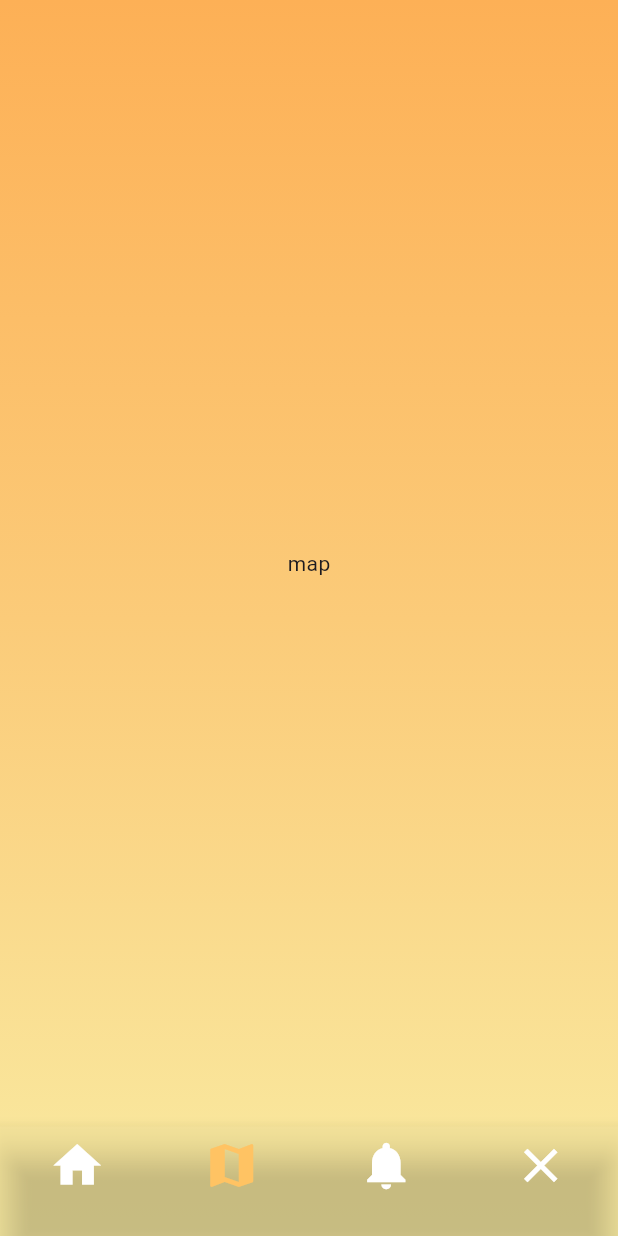
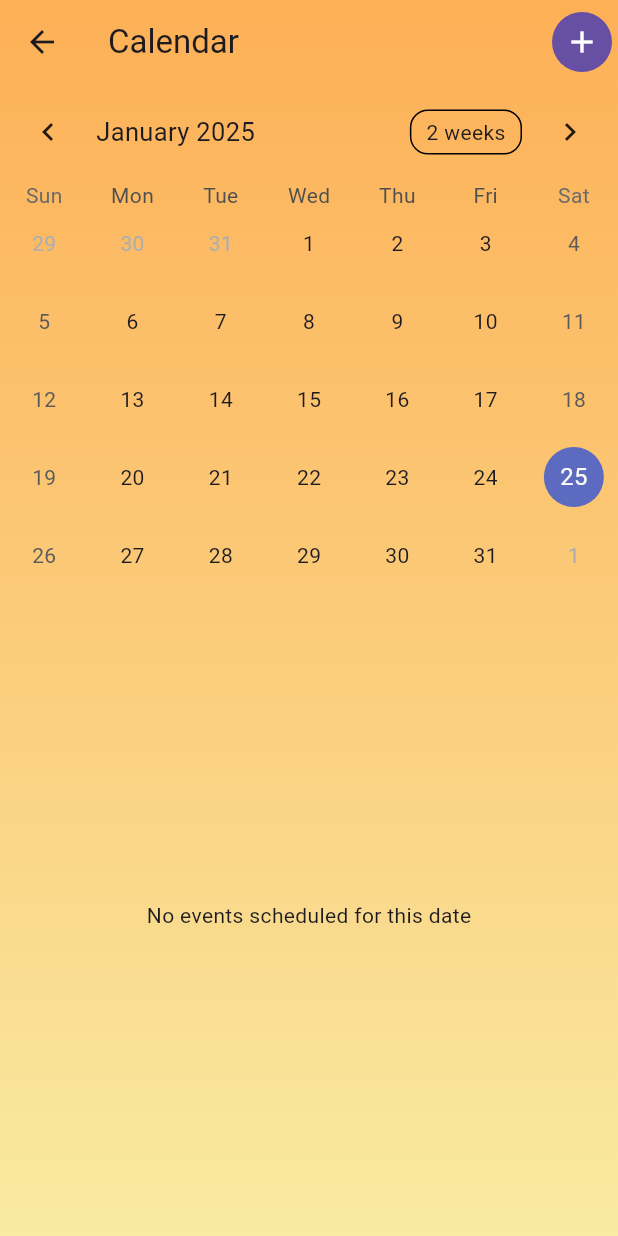
Before and after one commit to ammitrevska/PetPalHealth, a Flutter app: the HomeScreen screen opened by its route, item 2 of the bottom bar chosen, on a phone screen of 412 x 824 dp. Run offline on Flutter 3.47's test engine with Material 3 defaults, Android fonts, the phone set to English and light mode, and no system bars; drawn by our look-alikes of table_calendar; our stand-ins replace image_picker.

Commit message:
calendar screen

```diff
--- a/lib/constants.dart
+++ b/lib/constants.dart
@@ -1,5 +1,6 @@
 import 'package:flutter/material.dart';
 import 'package:petpal_health/screens/add_pet_screen.dart';
+import 'package:petpal_health/screens/calendar_screen.dart';
 import 'package:petpal_health/screens/login_screen.dart';
 import 'package:petpal_health/screens/map_screen.dart';
 import 'package:petpal_health/screens/notifications_screen.dart';
@@ -18,4 +19,5 @@
   static String mapScreen = '$MapScreen';
   static String notificationsScreen = '$NotificationsScreen';
   static String tipsScreen = '$TipsScreen';
+  static String calendarScreen = '$CalendarScreen';
 }
--- a/lib/main.dart
+++ b/lib/main.dart
@@ -3,6 +3,7 @@
 import 'package:petpal_health/provider/pet_provider.dart';
 import 'package:petpal_health/provider/task_provider.dart';
 import 'package:petpal_health/screens/add_pet_screen.dart';
+import 'package:petpal_health/screens/calendar_screen.dart';
 import 'package:petpal_health/screens/login_screen.dart';
 import 'package:petpal_health/screens/map_screen.dart';
 import 'package:petpal_health/screens/notifications_screen.dart';
@@ -39,6 +40,7 @@
           Pages.signupScreen: (context) => const SignUpScreen(),
           Pages.setUpScreen: (context) => const HomeScreen(),
           Pages.addPetScreen: (context) => const AddPetScreen(),
+          Pages.calendarScreen: (context) => const CalendarScreen(),
           Pages.notificationsScreen: (context) => const NotificationsScreen(),
           Pages.mapScreen: (context) => const MapScreen(),
           Pages.tipsScreen: (context) => const TipsScreen(),
--- /dev/null
+++ b/lib/models/event.dart
@@ -0,0 +1,15 @@
+import 'package:flutter/material.dart';
+
+class Event {
+  final String title;
+  final DateTime date;
+  final TimeOfDay time;
+  final String description;
+
+  Event({
+    required this.title,
+    required this.date,
+    required this.time,
+    required this.description,
+  });
+}
--- /dev/null
+++ b/lib/screens/calendar_screen.dart
@@ -0,0 +1,82 @@
+import 'package:flutter/material.dart';
+import 'package:petpal_health/models/event.dart';
+import 'package:petpal_health/widgets/add_event_bottomSheet.dart';
+import 'package:petpal_health/widgets/gradient_background.dart';
+import 'package:table_calendar/table_calendar.dart';
+
+class CalendarScreen extends StatefulWidget {
+  const CalendarScreen({super.key});
+
+  @override
+  State<CalendarScreen> createState() => _CalendarScreenState();
+}
+
+class _CalendarScreenState extends State<CalendarScreen> {
+  DateTime _selectedDate = DateTime.now();
+  final List<Event> _events = [];
+
+  @override
+  Widget build(BuildContext context) {
+    final filteredEvents =
+        _events.where((event) => isSameDay(event.date, _selectedDate)).toList();
+    return GradientBackground(
+      child: Scaffold(
+        appBar: AppBar(
+          title: const Text('Calendar'),
+          actions: [
+            IconButton.filled(
+              onPressed: () {
+                showModalBottomSheet(
+                  context: context,
+                  builder: (context) {
+                    return AddEventBottomsheet();
+                  },
+                );
+              },
+              icon: const Icon(
+                Icons.add,
+                color: Colors.white,
+              ),
+            ),
+          ],
+        ),
+        body: Column(
+          children: [
+            TableCalendar(
+              focusedDay: _selectedDate,
+              firstDay: DateTime.utc(2010),
+              lastDay: DateTime.utc(2030),
+              calendarFormat: CalendarFormat.month,
+              selectedDayPredicate: (day) => isSameDay(day, _selectedDate),
+              onDaySelected: (selectedDay, focusedDay) {
+                setState(() {
+                  _selectedDate = selectedDay;
+                });
+              },
+            ),
+            Expanded(
+              child: filteredEvents.isEmpty
+                  ? const Center(
+                      child: Text('No events scheduled for this date'),
+                    )
+                  : ListView.builder(
+                      itemCount: filteredEvents.length,
+                      itemBuilder: (context, index) {
+                        final event = filteredEvents[index];
+                        return Card(
+                          child: ListTile(
+                            title: Text(event.title),
+                            subtitle: Text(
+                                '${event.time.hour}:${event.time.minute},'),
+                            isThreeLine: true,
+                          ),
+                        );
+                      },
+                    ),
+            ),
+          ],
+        ),
+      ),
+    );
+  }
+}
--- a/lib/screens/home_screen.dart
+++ b/lib/screens/home_screen.dart
@@ -118,7 +118,9 @@
                                 TextButton.icon(
                                   onPressed: () {
                                     Navigator.pushNamed(
-                                        context, Pages.addPetScreen);
+                                      context,
+                                      Pages.addPetScreen,
+                                    );
                                   },
                                   label: const Text('Add a pet'),
                                   icon: const Icon(Icons.add),
--- a/lib/widgets/custom_input_field.dart
+++ b/lib/widgets/custom_input_field.dart
@@ -6,6 +6,7 @@
   final bool isPassword;
   final TextEditingController? controller;
   final TextInputType? keyboardType;
+  final int? maxLines;
 
   const CustomInputField({
     super.key,
@@ -14,6 +15,7 @@
     this.isPassword = false,
     this.controller,
     this.keyboardType,
+    this.maxLines,
   });
 
   @override
@@ -23,6 +25,8 @@
 class _CustomInputFieldState extends State<CustomInputField> {
   @override
   Widget build(BuildContext context) {
+    final int? maxLines = widget.isPassword ? 1 : widget.maxLines ?? 1;
+
     return Column(
       crossAxisAlignment: CrossAxisAlignment.start,
       children: [
@@ -32,6 +36,7 @@
           controller: widget.controller,
           obscureText: widget.isPassword,
           keyboardType: widget.keyboardType,
+          maxLines: maxLines,
           decoration: InputDecoration(
             hintText: widget.hintText,
             border: OutlineInputBorder(
--- a/pubspec.yaml
+++ b/pubspec.yaml
@@ -37,6 +37,7 @@
   cupertino_icons: ^1.0.8
   provider: ^6.1.2
   image_picker: ^1.1.2
+  table_calendar: ^3.2.0
 
 dev_dependencies:
   flutter_test:
```
Also changed, not shown: lib/widgets/add_event_bottomSheet.dart (added, +135 -0 lines), lib/widgets/bottom_nav_bar.dart (+9 -2 lines), pubspec.lock.
